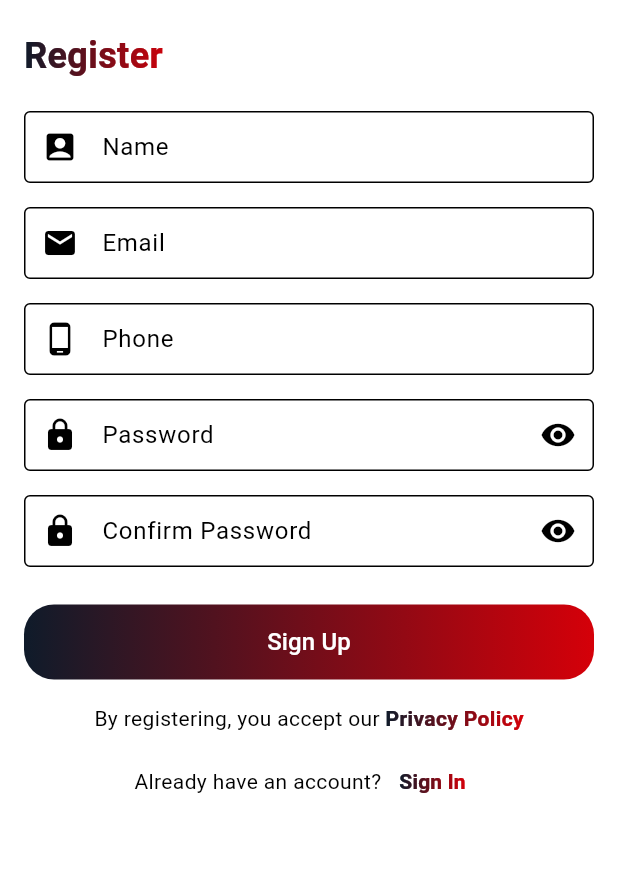
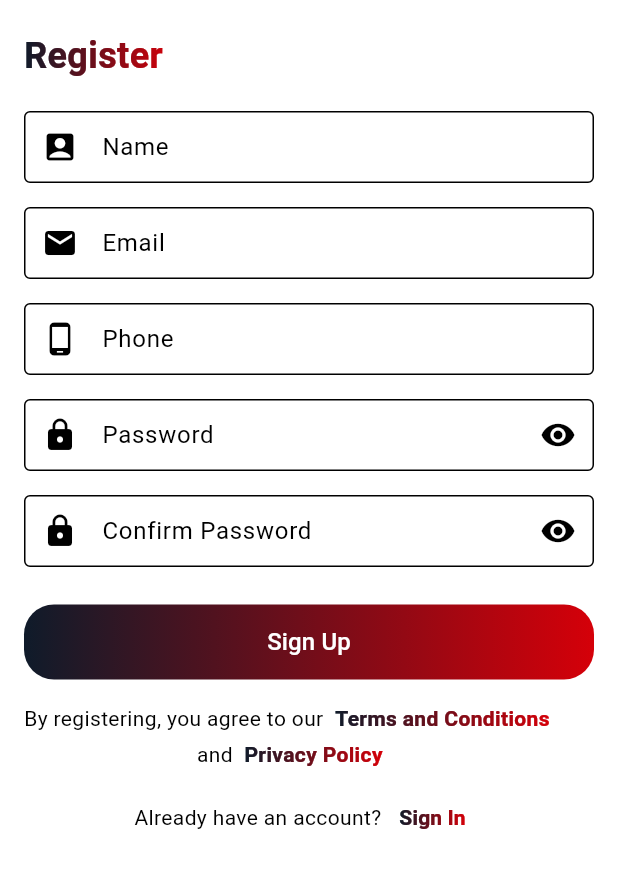
Before and after one commit to anishssa/aps-app, a Flutter app: the Register screen opened by its route, after a tap on "Privacy Policy", on a phone screen of 412 x 824 dp, the part 276-1164 px from its top. Run offline on Flutter 3.47's test engine with Material 3 defaults, Android fonts, the phone set to English and light mode, and no system bars; our stand-ins replace dio, file_picker, firebase_core, firebase_messaging, flutter_rating_bar, get and 2 more; accounts and stored records are empty.

```diff
--- a/lib/pages/register.dart
+++ b/lib/pages/register.dart
@@ -203,13 +203,35 @@ class _RegisterState extends State<Register> {
                         ),
                 ),
                 const SizedBox(height: 16),
-                Row(
-                  mainAxisAlignment: MainAxisAlignment.center,
+                Wrap(
+                  alignment: WrapAlignment.center,
+                  crossAxisAlignment: WrapCrossAlignment.center,
+                  spacing: 4,
+                  runSpacing: 4,
                   children: [
-                    const Text("By registering, you accept our "),
+                    const Text("By registering, you agree to our "),
                     GestureDetector(
-                      onTap:  () {
-                        launchUrl(Uri.parse('https://apshome.in/privacy-policy'));
+                      onTap: () {
+                        launchUrl(
+                          Uri.parse('https://apshome.in/terms-condition'),
+                          mode: LaunchMode.externalApplication,
+                        );
+                      },
+                      child: GradientText(
+                        "Terms and Conditions",
+                        style: TextStyle(
+                          color: Theme.of(context).colorScheme.primary,
+                          fontWeight: FontWeight.bold,
+                        ),
+                      ),
+                    ),
+                    const Text(" and "),
+                    GestureDetector(
+                      onTap: () {
+                        launchUrl(
+                          Uri.parse('https://apshome.in/privacy-policy'),
+                          mode: LaunchMode.externalApplication,
+                        );
                       },
                       child: GradientText(
                         "Privacy Policy",
@@ -217,7 +239,7 @@ class _RegisterState extends State<Register> {
                           color: Theme.of(context).colorScheme.primary,
                           fontWeight: FontWeight.bold,
                         ),
-                      )
+                      ),
                     ),
                   ],
                 ),
--- a/pubspec.yaml
+++ b/pubspec.yaml
@@ -16,7 +16,7 @@ publish_to: 'none' # Remove this line if you wish to publish to pub.dev
 # https://developer.apple.com/library/archive/documentation/General/Reference/InfoPlistKeyReference/Articles/CoreFoundationKeys.html
 # In Windows, build-name is used as the major, minor, and patch parts
 # of the product and file versions while build-number is used as the build suffix.
-version: 1.0.1+2
+version: 1.0.2+3
 
 environment:
   sdk: ^3.9.2
```
